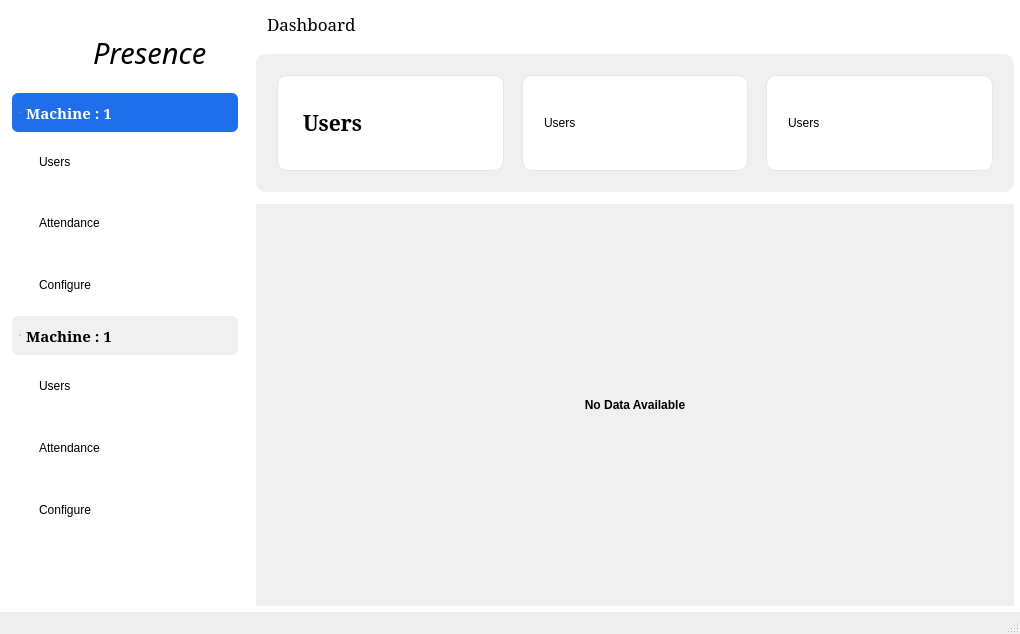
Above: ui/mainV2.ui from vaxson/Presence_Attandance_Tracker before the change. Below: the same form after it.
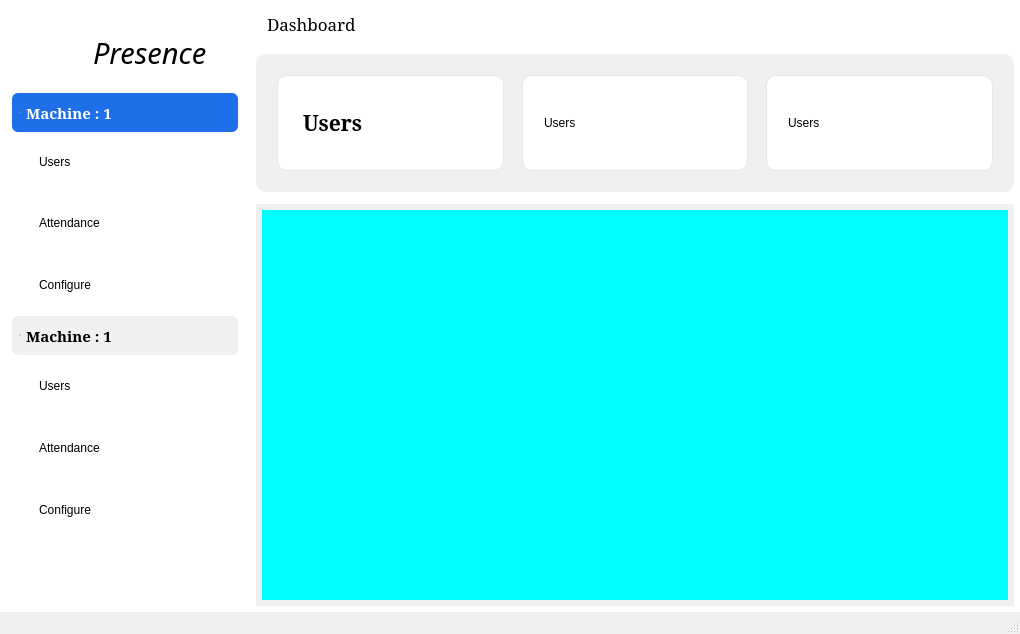
That is the form after the change. Icons and pictures are not drawn.

```diff
--- a/ui/mainV2.ui
+++ b/ui/mainV2.ui
@@ -970,23 +970,10 @@
 border-radius :0px;</string>
                   </property>
                   <widget class="QWidget" name="page">
-                   <layout class="QHBoxLayout" name="horizontalLayout_10">
-                    <item>
-                     <widget class="QLabel" name="label_2">
-                      <property name="font">
-                       <font>
-                        <bold>true</bold>
-                       </font>
-                      </property>
-                      <property name="text">
-                       <string>No Data Available</string>
-                      </property>
-                      <property name="alignment">
-                       <set>Qt::AlignCenter</set>
-                      </property>
-                     </widget>
-                    </item>
-                   </layout>
+                   <property name="styleSheet">
+                    <string notr="true">background-color : cyan;</string>
+                   </property>
+                   <layout class="QHBoxLayout" name="horizontalLayout_10"/>
                   </widget>
                   <widget class="QWidget" name="page_2">
                    <property name="layoutDirection">
```
Left out of the diff: 6 changed lines with no effect on the pictures.
